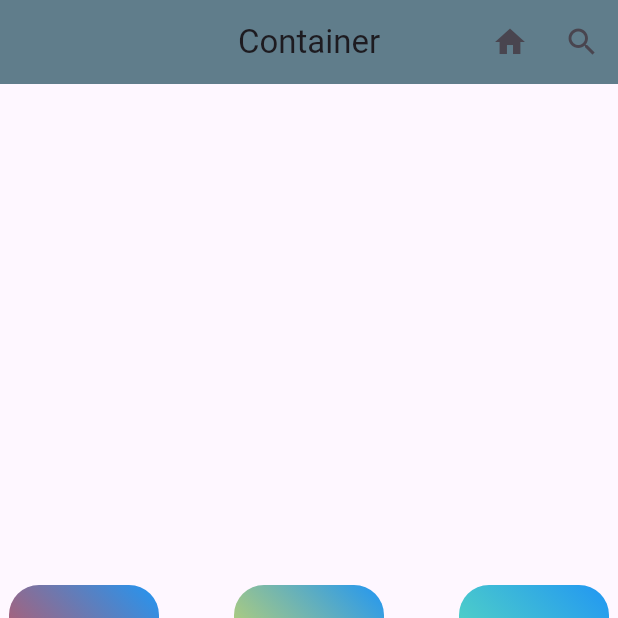
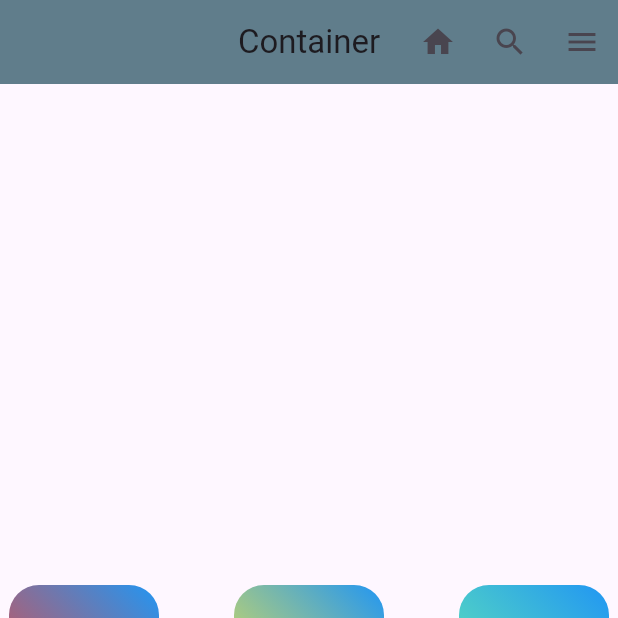
Before and after one commit to Mison1212/latihan_container, a Flutter app: the screen it shows after launch, on a phone screen of 412 x 824 dp, the top half of it. Run offline on Flutter 3.47's test engine with Material 3 defaults, Android fonts, the phone set to English and light mode, and no system bars.

```diff
--- a/lib/main.dart
+++ b/lib/main.dart
@@ -41,7 +41,12 @@ class MyHome extends StatelessWidget {
           },
             icon: const Icon(Icons.search),
           ),
-
+          IconButton(
+          onPressed: (){
+            print('menu button pressed');
+          },
+            icon: const Icon(Icons.menu),
+          ),
         ],
       ),
       body: Center(
```
